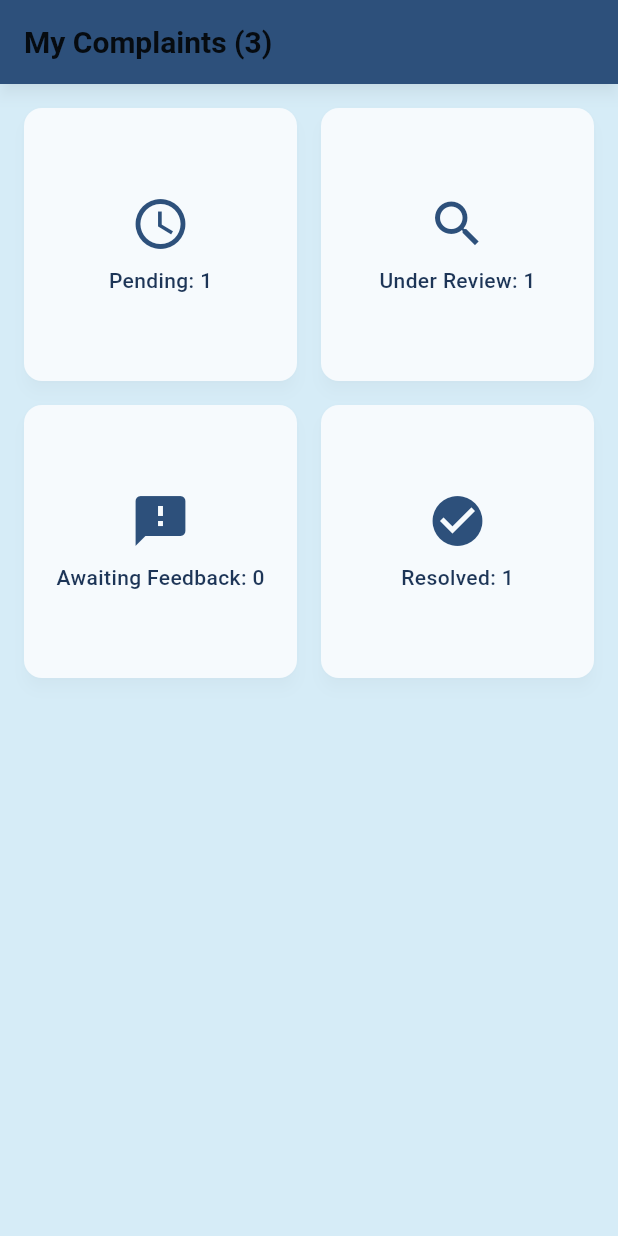
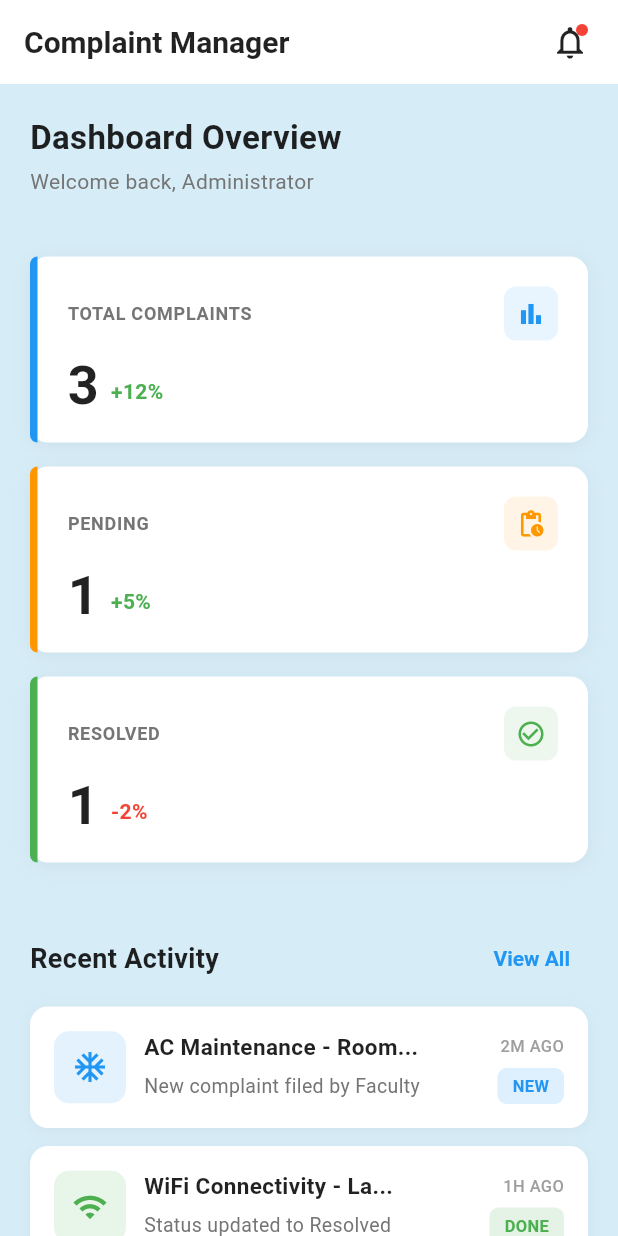
Before and after one commit to Krut369/hsh_app, a Flutter app: the ComplainHomeScreen screen opened directly, on a phone screen of 412 x 824 dp. Run offline on Flutter 3.47's test engine with Material 3 defaults, Android fonts, the phone set to English and light mode, and no system bars; our stand-ins replace flutter_markdown, flutter_riverpod, shared_preferences; missing offline and left inert: mobile_scanner; accounts and stored records are empty.

Commit message:
Redesign Complaint Module

```diff
--- a/lib/core/theme/app_theme.dart
+++ b/lib/core/theme/app_theme.dart
@@ -48,7 +48,7 @@ final ThemeData appTheme = ThemeData(
     onError: Colors.white,
   ),
 
-  cardTheme: CardTheme(
+  cardTheme: CardThemeData(
     color: AppColors.card,
     elevation: 6,
     shadowColor: Colors.black12,
--- a/lib/modules/complain/screens/complain_home_screen.dart
+++ b/lib/modules/complain/screens/complain_home_screen.dart
@@ -1,81 +1,216 @@
 import 'package:flutter/material.dart';
 import 'package:flutter_riverpod/flutter_riverpod.dart';
-
-import '../../../core/constants/font.dart';
-import '../../../core/utils/responsive_util.dart';
+import '../../../core/theme/app_colors.dart';
 import '../../../models/complaint_model.dart';
 import '../../../providers/complaint_provider.dart';
-import '../../../widgets/custom_card.dart'; // MyCard
+import '../widgets/stat_card_widget.dart';
+import '../widgets/activity_item_widget.dart';
 
-class ComplainHomeScreen extends ConsumerWidget {
+class ComplainHomeScreen extends ConsumerStatefulWidget {
   const ComplainHomeScreen({super.key});
 
   @override
-  Widget build(BuildContext context, WidgetRef ref) {
-    final padding = EdgeInsets.all(ResponsiveUtil.responsivePadding(context));
-    final total = ref.watch(totalComplaintCountProvider);
+  ConsumerState<ComplainHomeScreen> createState() => _ComplainHomeScreenState();
+}
 
-    // Card data
-    final cardData = [
-      {
-        'status': ComplaintStatus.pending,
-        'icon': Icons.schedule,
-      },
-      {
-        'status': ComplaintStatus.underReview,
-        'icon': Icons.search,
-      },
-      {
-        'status': ComplaintStatus.awaitingFeedback,
-        'icon': Icons.feedback,
-      },
-      {
-        'status': ComplaintStatus.resolved,
-        'icon': Icons.check_circle,
-      },
-    ];
-
-    final crossAxisCount = ResponsiveUtil.responsiveGridCount(context);
-    final spacing = ResponsiveUtil.horizontalSpacing(context);
+class _ComplainHomeScreenState extends ConsumerState<ComplainHomeScreen> {
+  @override
+  Widget build(BuildContext context) {
+    final totalComplaints = ref.watch(totalComplaintCountProvider);
+    final pendingCount = ref.watch(complaintCountByStatusProvider(ComplaintStatus.pending));
+    final resolvedCount = ref.watch(complaintCountByStatusProvider(ComplaintStatus.resolved));
 
     return Scaffold(
+      backgroundColor: AppColors.background,
       appBar: AppBar(
-        title: Text('My Complaints ($total)', style: AppFonts.heading2(context)),
+        backgroundColor: Colors.white,
+        centerTitle: false,
+        elevation: 0,
+
+        title: const Text(
+          'Complaint Manager',
+          style: TextStyle(
+            color: Colors.black87,
+            fontSize: 20,
+            fontWeight: FontWeight.bold,
+          ),
+        ),
+        actions: [
+          Stack(
+            children: [
+              IconButton(
+                icon: const Icon(Icons.notifications_outlined, color: Colors.black87),
+                onPressed: () {
+                  // Handle notification tap
+                },
+              ),
+              Positioned(
+                right: 12,
+                top: 12,
+                child: Container(
+                  width: 8,
+                  height: 8,
+                  decoration: const BoxDecoration(
+                    color: Colors.red,
+                    shape: BoxShape.circle,
+                  ),
+                ),
+              ),
+            ],
+          ),
+          const SizedBox(width: 8),
+        ],
       ),
-      body: Padding(
-        padding: padding,
-        child: GridView.count(
-          crossAxisCount: crossAxisCount,
-          mainAxisSpacing: spacing,
-          crossAxisSpacing: spacing,
-          shrinkWrap: true,
-          physics: const NeverScrollableScrollPhysics(),
-          children: cardData.map((data) {
-            final status = data['status'] as ComplaintStatus;
-            final icon = data['icon'] as IconData;
-            return _statusCard(context, ref, status, icon);
-          }).toList(),
+      body: SingleChildScrollView(
+        child: Column(
+          crossAxisAlignment: CrossAxisAlignment.start,
+          children: [
+            // Dashboard Overview Section
+            Container(
+              width: double.infinity,
+              color: AppColors.background,
+              padding: const EdgeInsets.fromLTRB(20, 20, 20, 24),
+              child: Column(
+                crossAxisAlignment: CrossAxisAlignment.start,
+                children: [
+                  const Text(
+                    'Dashboard Overview',
+                    style: TextStyle(
+                      fontSize: 22,
+                      fontWeight: FontWeight.bold,
+                      color: Colors.black87,
+                    ),
+                  ),
+                  const SizedBox(height: 4),
+                  Text(
+                    'Welcome back, Administrator',
+                    style: TextStyle(
+                      fontSize: 14,
+                      color: Colors.grey[600],
+                    ),
+                  ),
+                ],
+              ),
+            ),
+            const SizedBox(height: 16),
+            // Stat Cards
+            Padding(
+              padding: const EdgeInsets.symmetric(horizontal: 20),
+              child: Column(
+                children: [
+                  StatCardWidget(
+                    title: 'TOTAL COMPLAINTS',
+                    value: totalComplaints.toString(),
+                    percentage: '+12%',
+                    isPositive: true,
+                    icon: Icons.bar_chart,
+                    borderColor: const Color(0xFF2196F3),
+                    iconColor: const Color(0xFF2196F3),
+                  ),
+                  StatCardWidget(
+                    title: 'PENDING',
+                    value: pendingCount.toString(),
+                    percentage: '+5%',
+                    isPositive: true,
+                    icon: Icons.pending_actions,
+                    borderColor: const Color(0xFFFF9800),
+                    iconColor: const Color(0xFFFF9800),
+                  ),
+                  StatCardWidget(
+                    title: 'RESOLVED',
+                    value: resolvedCount.toString(),
+                    percentage: '-2%',
+                    isPositive: false,
+                    icon: Icons.check_circle_outline,
+                    borderColor: const Color(0xFF4CAF50),
+                    iconColor: const Color(0xFF4CAF50),
+                  ),
+                ],
+              ),
+            ),
+            const SizedBox(height: 24),
+            // Recent Activity Section
+            Padding(
+              padding: const EdgeInsets.symmetric(horizontal: 20),
+              child: Row(
+                mainAxisAlignment: MainAxisAlignment.spaceBetween,
+                children: [
+                  const Text(
+                    'Recent Activity',
+                    style: TextStyle(
+                      fontSize: 18,
+                      fontWeight: FontWeight.bold,
+                      color: Colors.black87,
+                    ),
+                  ),
+                  TextButton(
+                    onPressed: () {
+                      // Handle view all
+                    },
+                    child: const Text(
+                      'View All',
+                      style: TextStyle(
+                        fontSize: 14,
+                        fontWeight: FontWeight.w600,
+                        color: Color(0xFF2196F3),
+                      ),
+                    ),
+                  ),
+                ],
+              ),
+            ),
+            const SizedBox(height: 8),
+            // Activity Items
+            Padding(
+              padding: const EdgeInsets.symmetric(horizontal: 20),
+              child: Column(
+                children: [
+                  ActivityItemWidget(
+                    icon: Icons.ac_unit,
+                    iconBackgroundColor: const Color(0xFFE3F2FD),
+                    iconColor: const Color(0xFF2196F3),
+                    title: 'AC Maintenance - Room...',
+                    description: 'New complaint filed by Faculty',
+                    timeAgo: '2M AGO',
+                    status: 'NEW',
+                    statusColor: const Color(0xFF2196F3),
+                    onTap: () {
+                      // Handle tap
+                    },
+                  ),
+                  ActivityItemWidget(
+                    icon: Icons.wifi,
+                    iconBackgroundColor: const Color(0xFFE8F5E9),
+                    iconColor: const Color(0xFF4CAF50),
+                    title: 'WiFi Connectivity - La...',
+                    description: 'Status updated to Resolved',
+                    timeAgo: '1H AGO',
+                    status: 'DONE',
+                    statusColor: const Color(0xFF4CAF50),
+                    onTap: () {
+                      // Handle tap
+                    },
+                  ),
+                  ActivityItemWidget(
+                    icon: Icons.flash_on,
+                    iconBackgroundColor: const Color(0xFFFFF3E0),
+                    iconColor: const Color(0xFFFF9800),
+                    title: 'Power Failure - Bloc...',
+                    description: 'Assigned to Maintenance...',
+                    timeAgo: '3H AGO',
+                    status: 'PENDING',
+                    statusColor: const Color(0xFFFF9800),
+                    onTap: () {
+                      // Handle tap
+                    },
+                  ),
+                ],
+              ),
+            ),
+            const SizedBox(height: 24),
+          ],
         ),
       ),
     );
   }
-
-  Widget _statusCard(
-      BuildContext context,
-      WidgetRef ref,
-      ComplaintStatus status,
-      IconData icon,
-      ) {
-    final count = ref.watch(complaintCountByStatusProvider(status));
-    final selected = ref.watch(complaintFilterProvider) == status;
-
-    return MyCard(
-      icon: icon,
-      text: '${status.label}: $count',
-      isSelected: selected,
-      onTap: () {
-        ref.read(complaintFilterProvider.notifier).state = status;
-      },
-    );
-  }
 }
--- /dev/null
+++ b/lib/modules/complain/widgets/activity_item_widget.dart
@@ -0,0 +1,139 @@
+import 'package:flutter/material.dart';
+import '../../../core/theme/app_colors.dart';
+
+class ActivityItemWidget extends StatelessWidget {
+  final IconData icon;
+  final Color iconBackgroundColor;
+  final Color iconColor;
+  final String title;
+  final String description;
+  final String timeAgo;
+  final String status;
+  final Color statusColor;
+  final VoidCallback? onTap;
+
+  const ActivityItemWidget({
+    super.key,
+    required this.icon,
+    required this.iconBackgroundColor,
+    required this.iconColor,
+    required this.title,
+    required this.description,
+    required this.timeAgo,
+    required this.status,
+    required this.statusColor,
+    this.onTap,
+  });
+
+  @override
+  Widget build(BuildContext context) {
+    return InkWell(
+      onTap: onTap,
+      borderRadius: BorderRadius.circular(12),
+      child: Container(
+        margin: const EdgeInsets.only(bottom: 12),
+        padding: const EdgeInsets.all(16),
+        decoration: BoxDecoration(
+          color: Colors.white,
+          borderRadius: BorderRadius.circular(12),
+          boxShadow: [
+            BoxShadow(
+              color: Colors.black.withOpacity(0.04),
+              blurRadius: 8,
+              offset: const Offset(0, 2),
+            ),
+          ],
+        ),
+        child: Row(
+          children: [
+            // Icon
+            Container(
+              width: 48,
+              height: 48,
+              decoration: BoxDecoration(
+                color: iconBackgroundColor,
+                borderRadius: BorderRadius.circular(10),
+              ),
+              child: Icon(
+                icon,
+                color: iconColor,
+                size: 24,
+              ),
+            ),
+            const SizedBox(width: 12),
+            // Content
+            Expanded(
+              child: Column(
+                crossAxisAlignment: CrossAxisAlignment.start,
+                children: [
+                  Row(
+                    mainAxisAlignment: MainAxisAlignment.spaceBetween,
+                    children: [
+                      Expanded(
+                        child: Text(
+                          title,
+                          style: const TextStyle(
+                            fontSize: 15,
+                            fontWeight: FontWeight.w600,
+                            color: Colors.black87,
+                          ),
+                          maxLines: 1,
+                          overflow: TextOverflow.ellipsis,
+                        ),
+                      ),
+                      const SizedBox(width: 8),
+                      Text(
+                        timeAgo,
+                        style: TextStyle(
+                          fontSize: 11,
+                          color: Colors.grey[500],
+                          fontWeight: FontWeight.w500,
+                        ),
+                      ),
+                    ],
+                  ),
+                  const SizedBox(height: 4),
+                  Row(
+                    mainAxisAlignment: MainAxisAlignment.spaceBetween,
+                    children: [
+                      Expanded(
+                        child: Text(
+                          description,
+                          style: TextStyle(
+                            fontSize: 13,
+                            color: Colors.grey[600],
+                          ),
+                          maxLines: 1,
+                          overflow: TextOverflow.ellipsis,
+                        ),
+                      ),
+                      const SizedBox(width: 8),
+                      Container(
+                        padding: const EdgeInsets.symmetric(
+                          horizontal: 10,
+                          vertical: 4,
+                        ),
+                        decoration: BoxDecoration(
+                          color: statusColor.withOpacity(0.15),
+                          borderRadius: BorderRadius.circular(6),
+                        ),
+                        child: Text(
+                          status,
+                          style: TextStyle(
+                            fontSize: 11,
+                            fontWeight: FontWeight.w600,
+                            color: statusColor,
+                          ),
+                        ),
+                      ),
+                    ],
+                  ),
+                ],
+              ),
+            ),
+          ],
+        ),
+      ),
+    );
+  }
+}
--- /dev/null
+++ b/lib/modules/complain/widgets/stat_card_widget.dart
@@ -0,0 +1,122 @@
+import 'package:flutter/material.dart';
+import '../../../core/theme/app_colors.dart';
+
+class StatCardWidget extends StatelessWidget {
+  final String title;
+  final String value;
+  final String percentage;
+  final bool isPositive;
+  final IconData icon;
+  final Color borderColor;
+  final Color iconColor;
+
+  const StatCardWidget({
+    super.key,
+    required this.title,
+    required this.value,
+    required this.percentage,
+    required this.isPositive,
+    required this.icon,
+    required this.borderColor,
+    required this.iconColor,
+  });
+
+  @override
+  Widget build(BuildContext context) {
+    return Container(
+      margin: const EdgeInsets.only(bottom: 16),
+      decoration: BoxDecoration(
+        color: Colors.white,
+        borderRadius: BorderRadius.circular(12),
+        boxShadow: [
+          BoxShadow(
+            color: Colors.black.withOpacity(0.05),
+            blurRadius: 10,
+            offset: const Offset(0, 2),
+          ),
+        ],
+      ),
+      child: IntrinsicHeight(
+        child: Row(
+          children: [
+            // Colored left border
+            Container(
+              width: 5,
+              decoration: BoxDecoration(
+                color: borderColor,
+                borderRadius: const BorderRadius.only(
+                  topLeft: Radius.circular(12),
+                  bottomLeft: Radius.circular(12),
+                ),
+              ),
+            ),
+            // Content
+            Expanded(
+              child: Padding(
+                padding: const EdgeInsets.all(20),
+                child: Column(
+                  crossAxisAlignment: CrossAxisAlignment.start,
+                  children: [
+                    Row(
+                      mainAxisAlignment: MainAxisAlignment.spaceBetween,
+                      children: [
+                        Text(
+                          title,
+                          style: TextStyle(
+                            fontSize: 12,
+                            fontWeight: FontWeight.w600,
+                            color: Colors.grey[600],
+                            letterSpacing: 0.5,
+                          ),
+                        ),
+                        Container(
+                          padding: const EdgeInsets.all(8),
+                          decoration: BoxDecoration(
+                            color: iconColor.withOpacity(0.1),
+                            borderRadius: BorderRadius.circular(8),
+                          ),
+                          child: Icon(
+                            icon,
+                            color: iconColor,
+                            size: 20,
+                          ),
+                        ),
+                      ],
+                    ),
+                    const SizedBox(height: 12),
+                    Row(
+                      crossAxisAlignment: CrossAxisAlignment.end,
+                      children: [
+                        Text(
+                          value,
+                          style: const TextStyle(
+                            fontSize: 36,
+                            fontWeight: FontWeight.bold,
+                            color: Colors.black87,
+                            height: 1,
+                          ),
+                        ),
+                        const SizedBox(width: 8),
+                        Padding(
+                          padding: const EdgeInsets.only(bottom: 4),
+                          child: Text(
+                            percentage,
+                            style: TextStyle(
+                              fontSize: 14,
+                              fontWeight: FontWeight.w600,
+                              color: isPositive ? Colors.green : Colors.red,
+                            ),
+                          ),
+                        ),
+                      ],
+                    ),
+                  ],
+                ),
+              ),
+            ),
+          ],
+        ),
+      ),
+    );
+  }
+}
```
Also changed, not shown: pubspec.lock.
